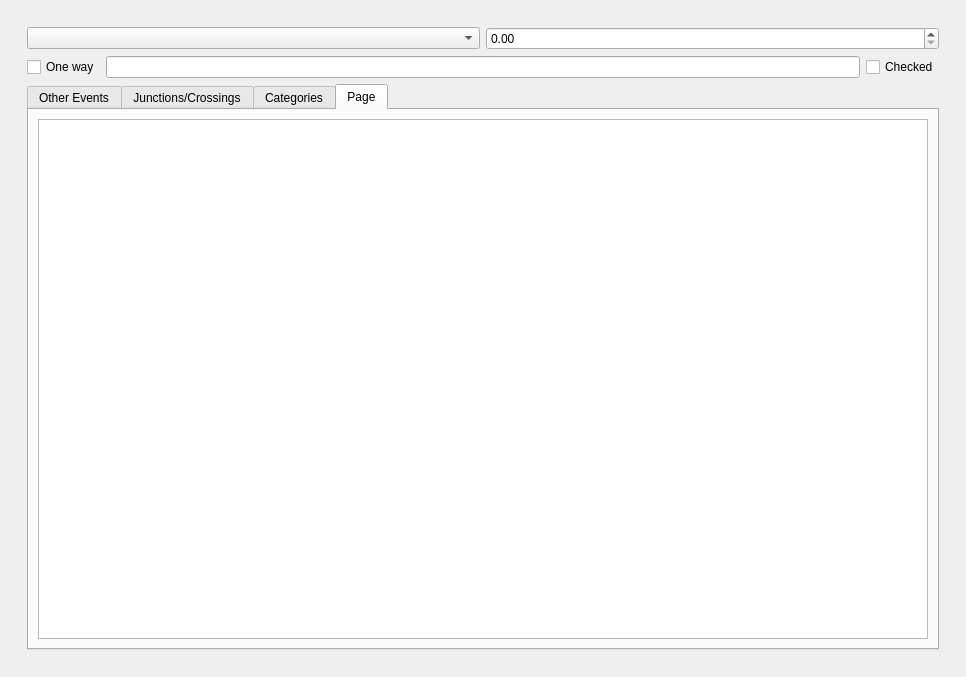
Before: the Qt Designer form site_categorizer_dockwidget_base.ui in Drew973/pts_site_categorizer, drawn with Qt 5.
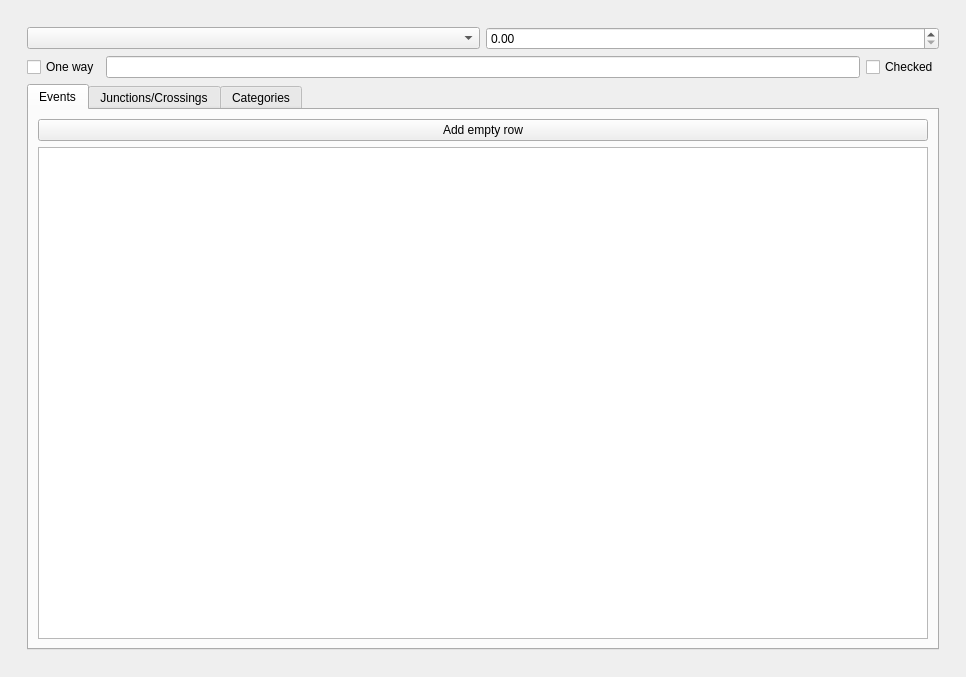
After: the same form once the commit is applied. The open tabs and pages were chosen to show the change. Custom widgets are drawn as their Qt base class.

Commit message: undo working for update,insert,delete

Patch:
```diff
--- a/site_categorizer_dockwidget_base.ui
+++ b/site_categorizer_dockwidget_base.ui
@@ -81,7 +81,7 @@
             </property>
             <widget class="QWidget" name="tab">
              <attribute name="title">
-              <string>Other Events</string>
+              <string>Events</string>
              </attribute>
              <layout class="QVBoxLayout" name="verticalLayout_5">
               <item>
@@ -171,16 +171,6 @@
               </item>
              </layout>
             </widget>
-            <widget class="QWidget" name="tab_2">
-             <attribute name="title">
-              <string>Page</string>
-             </attribute>
-             <layout class="QVBoxLayout" name="verticalLayout_7">
-              <item>
-               <widget class="QUndoView" name="undoView"/>
-              </item>
-             </layout>
-            </widget>
            </widget>
           </item>
          </layout>
```
Left out of the diff: 6 changed lines with no effect on the pictures. The commit also changes 17 other files.
